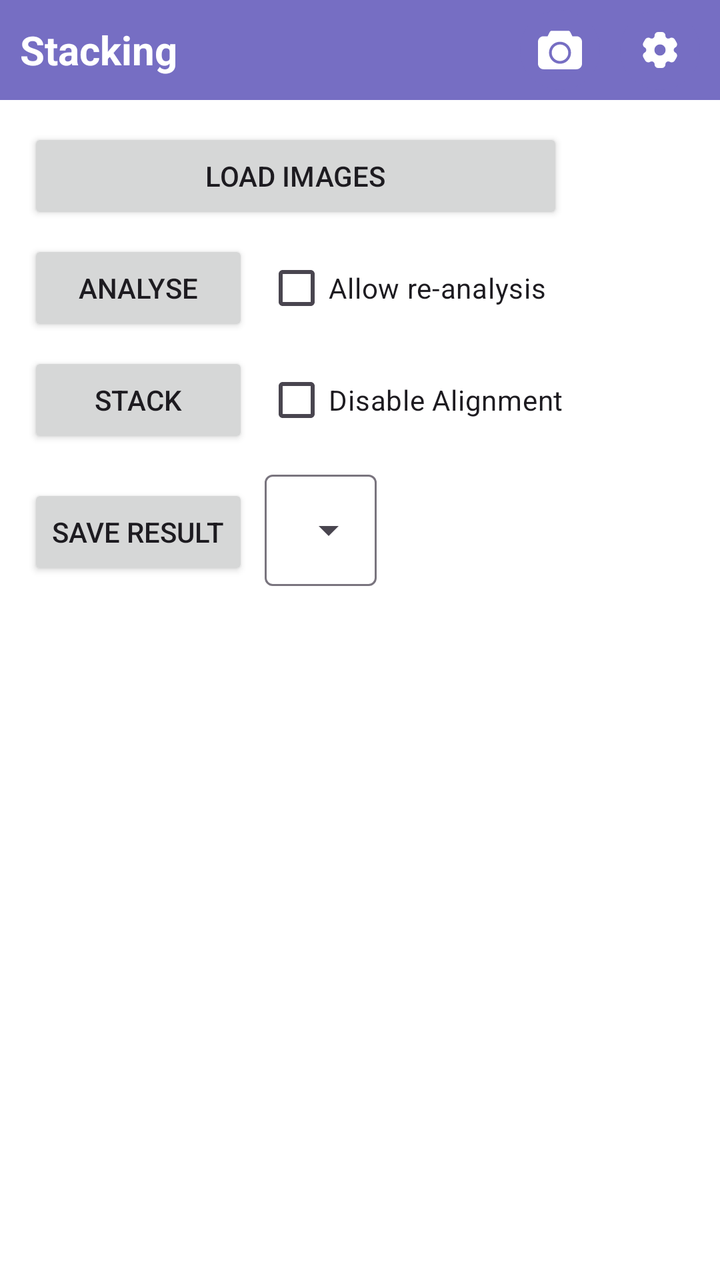
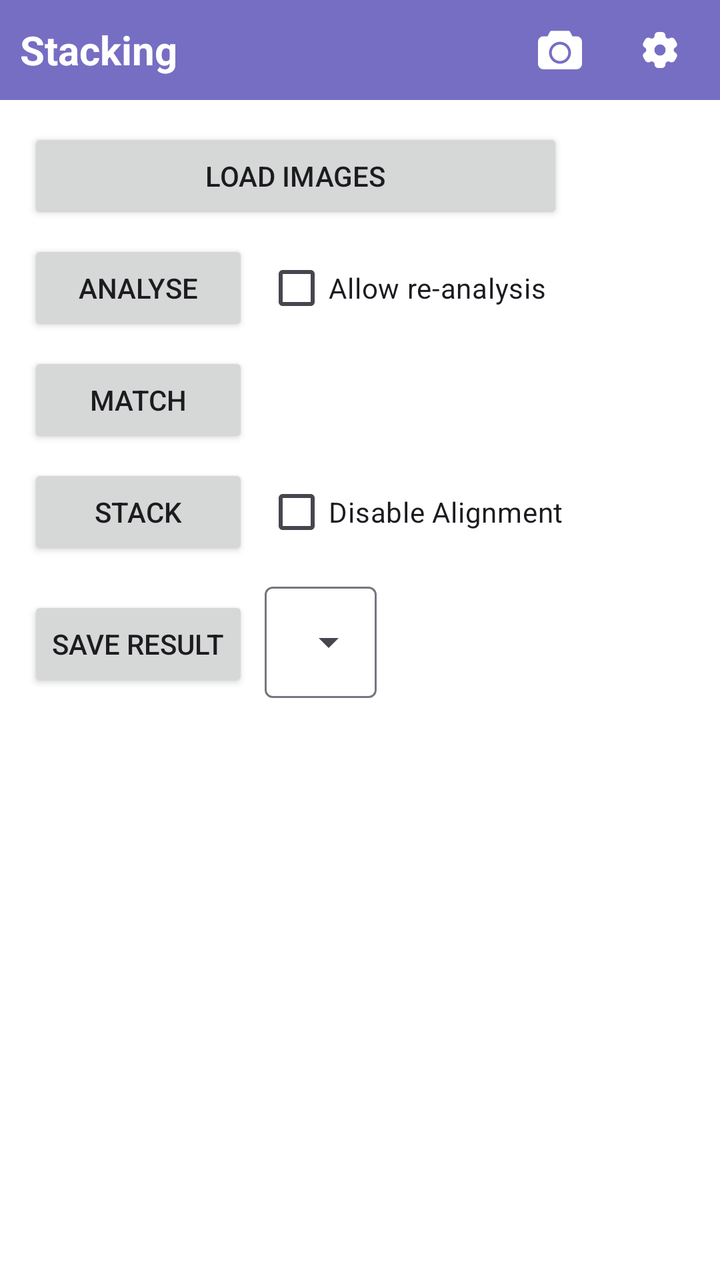

An Android layout rendered at two revisions. The XML below is the earlier revision; the diff shows what the commit changed to produce the second picture.
<!-- AndroidManifest.xml: activity theme Base.Theme.Stacking -->
<!-- res/layout/activity_stacking.xml -->
<?xml version="1.0" encoding="utf-8"?>
<androidx.constraintlayout.widget.ConstraintLayout
    xmlns:android="http://schemas.android.com/apk/res/android"
    xmlns:app="http://schemas.android.com/apk/res-auto"
    xmlns:tools="http://schemas.android.com/tools"
    android:id="@+id/main"
    android:layout_width="match_parent"
    android:layout_height="match_parent"
    tools:context=".stacking.StackingActivity">

    <androidx.constraintlayout.widget.ConstraintLayout
        android:id="@+id/top_container"
        android:layout_width="match_parent"
        android:layout_height="@dimen/nav_panel_height"
        app:layout_constraintTop_toTopOf="parent"
        android:background="?attr/colorPrimary"
        android:paddingHorizontal="@dimen/nav_panel_padding">

        <TextView
            android:layout_width="wrap_content"
            android:layout_height="match_parent"
            app:layout_constraintStart_toStartOf="parent"
            android:textColor="@color/white"
            android:gravity="center"
            android:textSize="@dimen/nav_title_size"
            android:textStyle="bold"
            android:text="Stacking"/>

        <LinearLayout
            android:layout_width="wrap_content"
            android:layout_height="match_parent"
            android:orientation="horizontal"
            app:layout_constraintEnd_toEndOf="parent"
            android:gravity="center">
            <androidx.appcompat.widget.AppCompatImageButton
                android:id="@+id/nav_to_camera_button"
                android:layout_width="@dimen/round_block_size_extended"
                android:layout_height="@dimen/round_block_size_extended"
                android:background="@drawable/round_block_primary"
                android:src="@drawable/icon_camera_nav_btn"
                android:layout_marginRight="@dimen/nav_panel_padding"/>

            <androidx.appcompat.widget.AppCompatImageButton
                android:id="@+id/nav_to_stacking_settings_button"
                android:layout_width="@dimen/round_block_size_extended"
                android:layout_height="@dimen/round_block_size_extended"
                android:background="@drawable/round_block_primary"
                android:src="@drawable/icons_settings" />
        </LinearLayout>

    </androidx.constraintlayout.widget.ConstraintLayout>

    <LinearLayout
        android:id="@+id/stacking_controls"
        android:layout_width="match_parent"
        android:layout_height="0dp"
        app:layout_constraintTop_toBottomOf="@id/top_container"
        app:layout_constraintBottom_toBottomOf="parent"
        android:orientation="vertical"
        android:padding="@dimen/padding_normal">

        <GridLayout
            android:layout_width="wrap_content"
            android:layout_height="wrap_content"
            android:useDefaultMargins="true">
            <Button
                android:id="@+id/load_images_btn"
                android:layout_width="match_parent"
                android:layout_height="wrap_content"
                android:text="Load Images"
                android:layout_row="0"
                android:layout_column="0"
                android:layout_columnSpan="2"
                android:layout_gravity="fill_horizontal"/>
            <Button
                android:id="@+id/analyse_btn"
                android:layout_width="match_parent"
                android:layout_height="wrap_content"
                android:text="Analyse"
                android:layout_row="1"
                android:layout_column="0"
                android:layout_gravity="fill_horizontal"/>
            <CheckBox
                android:id="@+id/analyse_check_box"
                android:layout_width="match_parent"
                android:layout_height="wrap_content"
                android:text="Allow re-analysis"
                android:layout_row="1"
                android:layout_column="1"/>

            <Button
                android:id="@+id/stack_btn"
                android:layout_width="match_parent"
                android:layout_height="wrap_content"
                android:text="Stack"
                android:layout_row="2"
                android:layout_column="0"
                android:layout_gravity="fill_horizontal"/>
            <CheckBox
                android:id="@+id/disable_alignment_check_box"
                android:layout_width="match_parent"
                android:layout_height="wrap_content"
                android:text="Disable Alignment"
                android:layout_row="2"
                android:layout_column="1"/>

            <Button
                android:id="@+id/save_btn"
                android:layout_width="match_parent"
                android:layout_height="wrap_content"
                android:text="Save Result"
                android:layout_row="3"
                android:layout_column="0"
                android:layout_gravity="fill_horizontal"/>
            <com.google.android.material.textfield.TextInputLayout
                android:id="@+id/output_format_selector"
                style="@style/Widget.Material3.TextInputLayout.OutlinedBox.ExposedDropdownMenu"
                android:layout_width="wrap_content"
                android:layout_height="wrap_content"
                android:layout_row="3"
                android:layout_column="1">
                <AutoCompleteTextView
                    android:id="@+id/output_format_selector_auto_complete_text_view"
                    android:layout_width="match_parent"
                    android:layout_height="wrap_content"
                    android:inputType="none" />
            </com.google.android.material.textfield.TextInputLayout>

        </GridLayout>

        <TextView
            android:id="@+id/loaded_images_count"
            android:layout_width="wrap_content"
            android:layout_height="wrap_content"
            android:text="Images: "
            android:visibility="gone"/>
        <ScrollView
            android:layout_marginVertical="@dimen/big_margin"
            android:layout_width="match_parent"
            android:layout_height="match_parent">
            <LinearLayout
                android:id="@+id/loaded_images_list"
                android:layout_width="match_parent"
                android:layout_height="wrap_content"
                android:orientation="vertical"
                android:showDividers="middle"
                android:divider="@drawable/vertical_divider">
            </LinearLayout>
        </ScrollView>
    </LinearLayout>

    <FrameLayout
        android:id="@+id/log_window_background"
        android:layout_width="match_parent"
        android:layout_height="0dp"
        app:layout_constraintTop_toTopOf="@id/stacking_controls"
        app:layout_constraintBottom_toBottomOf="parent"
        android:background="#88000000"
        android:visibility="gone"/>
    <com.sedv.stackingcamera.stacking.LogWindow
        android:id="@+id/log_window"
        android:layout_width="match_parent"
        android:layout_height="0dp"
        app:layout_constraintTop_toTopOf="@id/stacking_controls"
        app:layout_constraintBottom_toBottomOf="parent"
        app:layout_constraintStart_toStartOf="parent"
        app:layout_constraintEnd_toEndOf="parent"
        android:layout_marginTop="@dimen/log_view_padding_top"
        app:cardBackgroundColor="@color/transparent"
        app:cardElevation="@dimen/log_view_elevation"
        app:shapeAppearanceOverlay="@style/LogWindowStyle"
        android:visibility="gone"/>

</androidx.constraintlayout.widget.ConstraintLayout>
<!-- resources referenced by this layout -->
<resources>
  <color name="transparent">#0000</color>
  <color name="white">#FFFFFFFF</color>
  <dimen name="big_margin">10dp</dimen>
  <dimen name="log_view_elevation">5dp</dimen>
  <dimen name="log_view_padding_top">150dp</dimen>
  <dimen name="nav_panel_height">50dp</dimen>
  <dimen name="nav_panel_padding">10dp</dimen>
  <dimen name="nav_title_size">20dp</dimen>
  <dimen name="padding_normal">10dp</dimen>
  <dimen name="round_block_size_extended">40dp</dimen>
  <!-- drawable icon_camera_nav_btn (drawable) -->
  <?xml version="1.0" encoding="utf-8"?>
  <vector xmlns:android="http://schemas.android.com/apk/res/android"
      android:width="@dimen/regular_icon_size"
      android:height="@dimen/regular_icon_size"
      android:viewportWidth="16"
      android:viewportHeight="16">
  
      <path
          android:pathData="M 14,3
  H 12.5
  L 12,2
  C 11.7055,1.4185 11.552,1 11,1
  H 5
  C 4.448,1 4.265,1.477 4,2
  L 3.5,3
  H 2
  C 0.8955,3 0,3.8955 0,5
  v 8
  c 0,1.1045 0.8955,2 2,2
  h 12
  c 1.1045,0 2,-0.8955 2,-2
  V 5
  C 16,3.8955 15.1045,3 14,3
  Z
  
  M 8,13
  C 5.791,13 4,11.209 4,9 4,6.791 5.791,5 8,5
  c 2.209,0 4,1.791 4,4 0,2.209 -1.791,4 -4,4
  z
  
  M 8,6
  C 6.3435,6 5,7.3435 5,9
  c 0,1.6565 1.3435,3 3,3 1.6565,0 3,-1.3435 3,-3
  C 11,7.3435 9.6565,6 8,6
  Z"
          android:fillColor="@color/white"/>
  
  </vector>
  <!-- drawable icons_settings: vector/xml drawable (drawable, 3504 chars, omitted) -->
  <!-- drawable round_block_primary (drawable) -->
  <?xml version="1.0" encoding="utf-8"?>
  <shape xmlns:android="http://schemas.android.com/apk/res/android"
      android:shape="rectangle">
      <corners android:radius="50dp"/>
      <solid android:color="?attr/colorPrimary"/>
  </shape>
  <!-- drawable vertical_divider (drawable) -->
  <?xml version="1.0" encoding="utf-8"?>
  <layer-list xmlns:android="http://schemas.android.com/apk/res/android">
      <item>
          <shape>
              <size
                  android:height="5dp" />
          </shape>
      </item>
      <item android:gravity="center_vertical">
          <shape>
              <size
                  android:height="1dp" />
              <solid android:color="?attr/colorPrimary"/>
          </shape>
      </item>
  </layer-list>
  <style name="LogWindowStyle">
          <item name="cornerFamily">rounded</item>
          <item name="cornerSizeTopLeft">@dimen/cardview_default_radius</item>
          <item name="cornerSizeTopRight">@dimen/cardview_default_radius</item>
          <item name="cornerSizeBottomLeft">0dp</item>
          <item name="cornerSizeBottomRight">0dp</item>
      </style>
  <style name="Base.Theme.Stacking" parent="Theme.Material3.DayNight.NoActionBar">
          
          <item name="colorPrimary">@color/primary</item>
          <item name="colorOnPrimary">@color/primary_text</item>
          <item name="colorSecondary">@color/secondary</item>
          <item name="android:windowBackground">@color/white</item>
      </style>
  <dimen name="regular_icon_size">22dp</dimen>
  <color name="primary">#766EC3</color>
  <color name="primary_text">#FFFFFF</color>
  <color name="secondary">#4C4C6F</color>
</resources>

<!-- the commit's change to res/layout/activity_stacking.xml (unified diff, before → after) -->
@@ -89,11 +89,20 @@
                 android:layout_column="1"/>
 
             <Button
+                android:id="@+id/match_btn"
+                android:layout_width="match_parent"
+                android:layout_height="wrap_content"
+                android:text="Match"
+                android:layout_row="2"
+                android:layout_column="0"
+                android:layout_gravity="fill_horizontal"/>
+
+            <Button
                 android:id="@+id/stack_btn"
                 android:layout_width="match_parent"
                 android:layout_height="wrap_content"
                 android:text="Stack"
-                android:layout_row="2"
+                android:layout_row="3"
                 android:layout_column="0"
                 android:layout_gravity="fill_horizontal"/>
             <CheckBox
@@ -101,7 +110,7 @@
                 android:layout_width="match_parent"
                 android:layout_height="wrap_content"
                 android:text="Disable Alignment"
-                android:layout_row="2"
+                android:layout_row="3"
                 android:layout_column="1"/>
 
             <Button
@@ -109,7 +118,7 @@
                 android:layout_width="match_parent"
                 android:layout_height="wrap_content"
                 android:text="Save Result"
-                android:layout_row="3"
+                android:layout_row="4"
                 android:layout_column="0"
                 android:layout_gravity="fill_horizontal"/>
             <com.google.android.material.textfield.TextInputLayout
@@ -117,7 +126,7 @@
                 style="@style/Widget.Material3.TextInputLayout.OutlinedBox.ExposedDropdownMenu"
                 android:layout_width="wrap_content"
                 android:layout_height="wrap_content"
-                android:layout_row="3"
+                android:layout_row="4"
                 android:layout_column="1">
                 <AutoCompleteTextView
                     android:id="@+id/output_format_selector_auto_complete_text_view"
